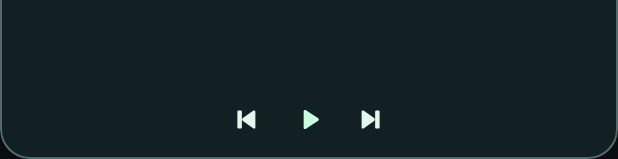
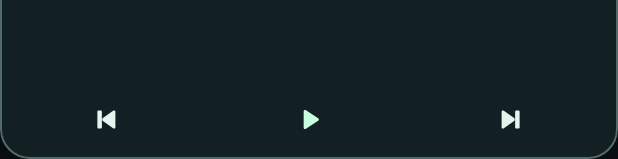
Before and after one commit to TerserahGw/aurelis-symphony-android, an Android app built with Jetpack Compose: the layout widget_aurelis_compact.xml on its own in the app's theme, with its tools: preview values and no code run, on a phone screen of 412 x 824 dp. Shown: the part 1077-1236 px from the top of the screen. Run offline under Robolectric (Android 15) with nearby library versions, the phone set to English and light mode, and no system bars.

Commit message:
fix(widget): distribute playback hit areas safely on narrow launcher cells

```diff
--- a/app/src/main/res/layout/widget_aurelis_compact.xml
+++ b/app/src/main/res/layout/widget_aurelis_compact.xml
@@ -36,15 +36,15 @@
         </LinearLayout>
         <LinearLayout android:layout_width="match_parent" android:layout_height="34dp"
             android:orientation="horizontal" android:gravity="center">
-            <ImageView android:id="@+id/widget_prev" android:layout_width="39dp"
+            <ImageView android:id="@+id/widget_prev" android:layout_width="0dp" android:layout_weight="1"
                 android:layout_height="34dp" android:padding="8dp"
                 android:src="@drawable/widget_previous" android:tint="#E2F6ED"
                 android:contentDescription="Lagu sebelumnya"/>
-            <ImageView android:id="@+id/widget_toggle" android:layout_width="42dp"
+            <ImageView android:id="@+id/widget_toggle" android:layout_width="0dp" android:layout_weight="1.15"
                 android:layout_height="34dp" android:padding="7dp"
                 android:src="@drawable/widget_play" android:tint="#C8FFDF"
                 android:contentDescription="Play atau pause"/>
-            <ImageView android:id="@+id/widget_next" android:layout_width="39dp"
+            <ImageView android:id="@+id/widget_next" android:layout_width="0dp" android:layout_weight="1"
                 android:layout_height="34dp" android:padding="8dp"
                 android:src="@drawable/widget_next" android:tint="#E2F6ED"
                 android:contentDescription="Lagu berikutnya"/>
```
